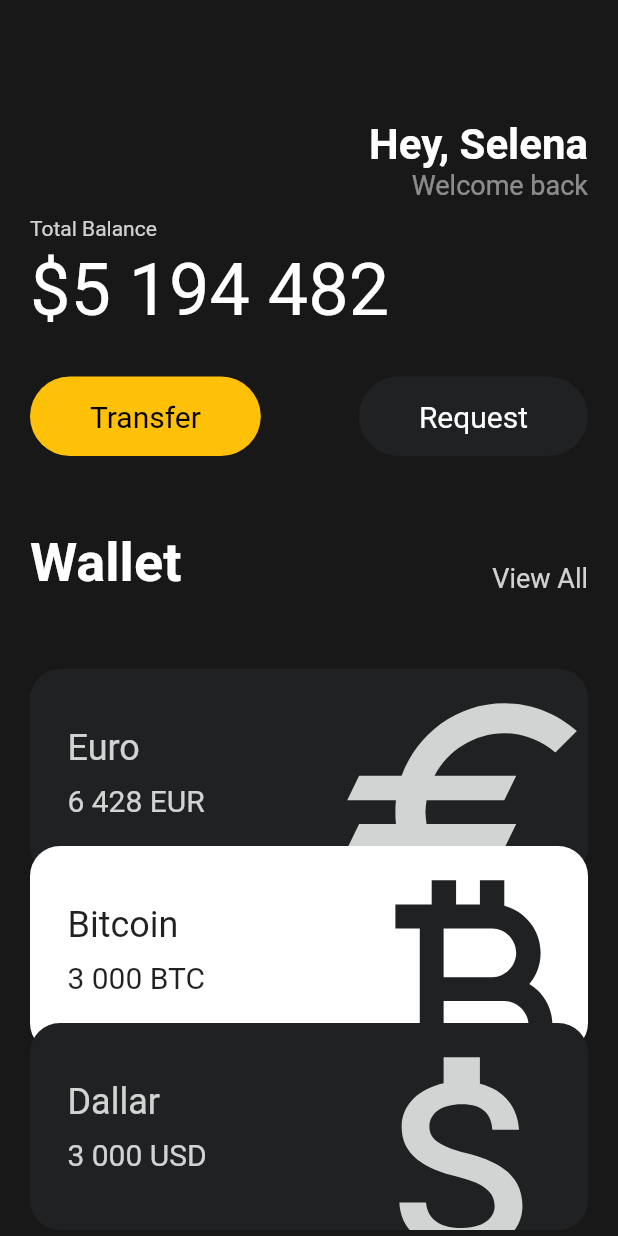
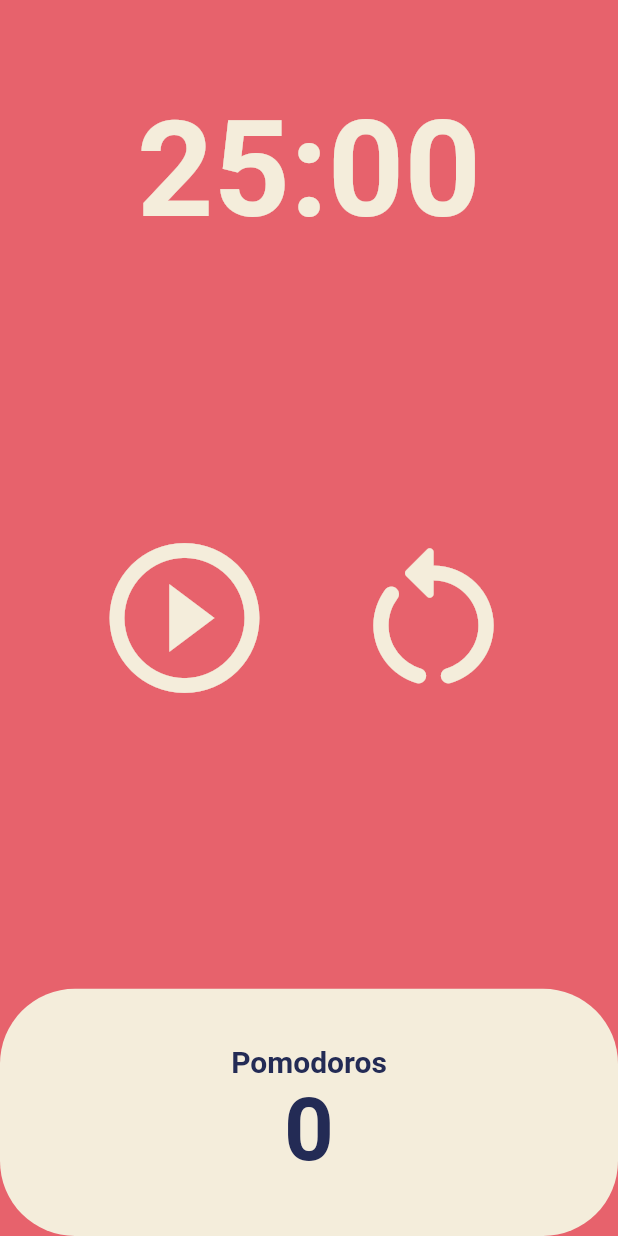
Before and after one commit to devHDK/flutter_study, a Flutter app: the screen it shows after launch, on a phone screen of 412 x 824 dp. Run offline on Flutter 3.47's test engine with Material 2 defaults, Android fonts, the phone set to English and light mode, and no system bars.

Commit message:
code challange

```diff
--- a/lib/main.dart
+++ b/lib/main.dart
@@ -1,6 +1,7 @@
+// ignore_for_file: deprecated_member_use
+
 import 'package:flutter/material.dart';
-import 'package:toonflix/widgets/button.dart';
-import 'package:toonflix/widgets/currency_card.dart';
+import 'package:toonflix/screens/home_screen.dart';
 
 void main() {
   runApp(const App());
@@ -9,133 +10,19 @@ void main() {
 class App extends StatelessWidget {
   const App({super.key});
 
-  // This widget is the root of your application.
   @override
   Widget build(BuildContext context) {
     return MaterialApp(
-      home: Scaffold(
-        backgroundColor: const Color(0xFF181818),
-        body: SingleChildScrollView(
-          child: Padding(
-            padding: const EdgeInsets.symmetric(horizontal: 20),
-            child: Column(
-              crossAxisAlignment: CrossAxisAlignment.start,
-              children: [
-                const SizedBox(
-                  height: 80,
-                ),
-                Row(
-                  mainAxisAlignment: MainAxisAlignment.end,
-                  children: [
-                    Column(
-                      crossAxisAlignment: CrossAxisAlignment.end,
-                      children: [
-                        const Text(
-                          'Hey, Selena',
-                          style: TextStyle(
-                              color: Colors.white,
-                              fontSize: 28,
-                              fontWeight: FontWeight.w600),
-                        ),
-                        Text('Welcome back',
-                            style: TextStyle(
-                                color: Colors.white.withOpacity(0.5),
-                                fontSize: 18)),
-                      ],
-                    )
-                  ],
-                ),
-                const SizedBox(
-                  height: 10,
-                ),
-                Text(
-                  'Total Balance',
-                  style: TextStyle(
-                    color: Colors.white.withOpacity(0.8),
-                  ),
-                ),
-                const SizedBox(
-                  height: 5,
-                ),
-                const Text(
-                  '\$5 194 482',
-                  style: TextStyle(
-                    color: Colors.white,
-                    fontSize: 48,
-                  ),
-                ),
-                const SizedBox(
-                  height: 30,
-                ),
-                Row(
-                  mainAxisAlignment: MainAxisAlignment.spaceBetween,
-                  children: const [
-                    Button(
-                        text: 'Transfer',
-                        bgColor: Colors.amber,
-                        textColor: Colors.black),
-                    Button(
-                        text: 'Request',
-                        bgColor: Color(0xFF1F2123),
-                        textColor: Colors.white)
-                  ],
-                ),
-                const SizedBox(
-                  height: 50,
-                ),
-                Row(
-                  crossAxisAlignment: CrossAxisAlignment.end,
-                  mainAxisAlignment: MainAxisAlignment.spaceBetween,
-                  children: [
-                    const Text(
-                      'Wallet',
-                      style: TextStyle(
-                        color: Colors.white,
-                        fontSize: 36,
-                        fontWeight: FontWeight.w600,
-                      ),
-                    ),
-                    Text(
-                      'View All',
-                      style: TextStyle(
-                        color: Colors.white.withOpacity(0.8),
-                        fontSize: 18,
-                      ),
-                    ),
-                  ],
-                ),
-                const SizedBox(
-                  height: 50,
-                ),
-                const CurrencyCard(
-                  name: 'Euro',
-                  code: 'EUR',
-                  amount: '6 428',
-                  icon: Icons.euro_sharp,
-                  isInverted: false,
-                  order: 0,
-                ),
-                const CurrencyCard(
-                  name: 'Bitcoin',
-                  code: 'BTC',
-                  amount: '3 000',
-                  icon: Icons.currency_bitcoin,
-                  isInverted: true,
-                  order: 1,
-                ),
-                const CurrencyCard(
-                  name: 'Dallar',
-                  code: 'USD',
-                  amount: '3 000',
-                  icon: Icons.attach_money_sharp,
-                  isInverted: false,
-                  order: 2,
-                )
-              ],
-            ),
+      theme: ThemeData(
+        backgroundColor: const Color(0xFFE7626C),
+        textTheme: const TextTheme(
+          headline1: TextStyle(
+            color: Color(0xFF232B55),
           ),
         ),
+        cardColor: const Color(0xFFF4EDDB),
       ),
+      home: const HomeScreen(),
     );
   }
 }
--- /dev/null
+++ b/lib/screens/home_screen.dart
@@ -0,0 +1,157 @@
+// ignore_for_file: deprecated_member_use
+
+import 'dart:async';
+
+import 'package:flutter/material.dart';
+
+class HomeScreen extends StatefulWidget {
+  const HomeScreen({super.key});
+
+  @override
+  State<HomeScreen> createState() => _HomeScreenState();
+}
+
+class _HomeScreenState extends State<HomeScreen> {
+  static const twentyFiveMinutes = 1500;
+  int totalSeconds = twentyFiveMinutes;
+  bool isRunning = false;
+  int totalPomodoros = 0;
+  late Timer timer;
+
+  void onTick(Timer timer) {
+    if (totalSeconds == 0) {
+      setState(() {
+        totalPomodoros = totalPomodoros + 1;
+        isRunning = false;
+        totalSeconds = twentyFiveMinutes;
+      });
+      timer.cancel();
+    } else {
+      setState(() {
+        totalSeconds = totalSeconds - 1;
+      });
+    }
+  }
+
+  void onStartPressed() {
+    timer = Timer.periodic(
+      const Duration(seconds: 1),
+      onTick,
+    );
+
+    setState(() {
+      isRunning = true;
+    });
+  }
+
+  void onPausePressed() {
+    timer.cancel();
+    setState(() {
+      isRunning = false;
+    });
+  }
+
+  String format(int seconds) {
+    var duration = Duration(
+      seconds: seconds,
+    );
+    return duration.toString().split(".").first.substring(2, 7);
+  }
+
+  void reset() {
+    setState(() {
+      totalSeconds = twentyFiveMinutes;
+      isRunning = false;
+    });
+
+    timer.cancel();
+  }
+
+  @override
+  Widget build(BuildContext context) {
+    return Scaffold(
+      backgroundColor: Theme.of(context).backgroundColor,
+      body: Column(
+        children: [
+          Flexible(
+            flex: 1,
+            child: Container(
+              alignment: Alignment.bottomCenter,
+              child: Text(
+                format(totalSeconds),
+                style: TextStyle(
+                  color: Theme.of(context).cardColor,
+                  fontSize: 89,
+                  fontWeight: FontWeight.w600,
+                ),
+              ),
+            ),
+          ),
+          Flexible(
+            flex: 3,
+            child: Center(
+              child: Row(
+                mainAxisAlignment: MainAxisAlignment.center,
+                children: [
+                  IconButton(
+                    iconSize: 120,
+                    color: Theme.of(context).cardColor,
+                    onPressed: isRunning ? onPausePressed : onStartPressed,
+                    icon: Icon(isRunning
+                        ? Icons.pause_circle_filled_outlined
+                        : Icons.play_circle_outline),
+                  ),
+                  const SizedBox(
+                    width: 30,
+                  ),
+                  IconButton(
+                      iconSize: 120,
+                      color: Theme.of(context).cardColor,
+                      onPressed: reset,
+                      icon: const Icon(Icons.restart_alt_rounded))
+                ],
+              ),
+            ),
+          ),
+          Flexible(
+            flex: 1,
+            child: Row(
+              children: [
+                Expanded(
+                  child: Container(
+                    decoration: BoxDecoration(
+                        color: Theme.of(context).cardColor,
+                        borderRadius: BorderRadius.circular(50)),
+                    child: Column(
+                      mainAxisAlignment: MainAxisAlignment.center,
+                      children: [
+                        Text(
+                          'Pomodoros',
+                          style: TextStyle(
+                            fontSize: 20,
+                            fontWeight: FontWeight.w600,
+                            color:
+                                Theme.of(context).textTheme.displayLarge!.color,
+                          ),
+                        ),
+                        Text(
+                          '$totalPomodoros',
+                          style: TextStyle(
+                            fontSize: 58,
+                            fontWeight: FontWeight.w600,
+                            color:
+                                Theme.of(context).textTheme.displayLarge!.color,
+                          ),
+                        ),
+                      ],
+                    ),
+                  ),
+                ),
+              ],
+            ),
+          )
+        ],
+      ),
+    );
+  }
+}
```
